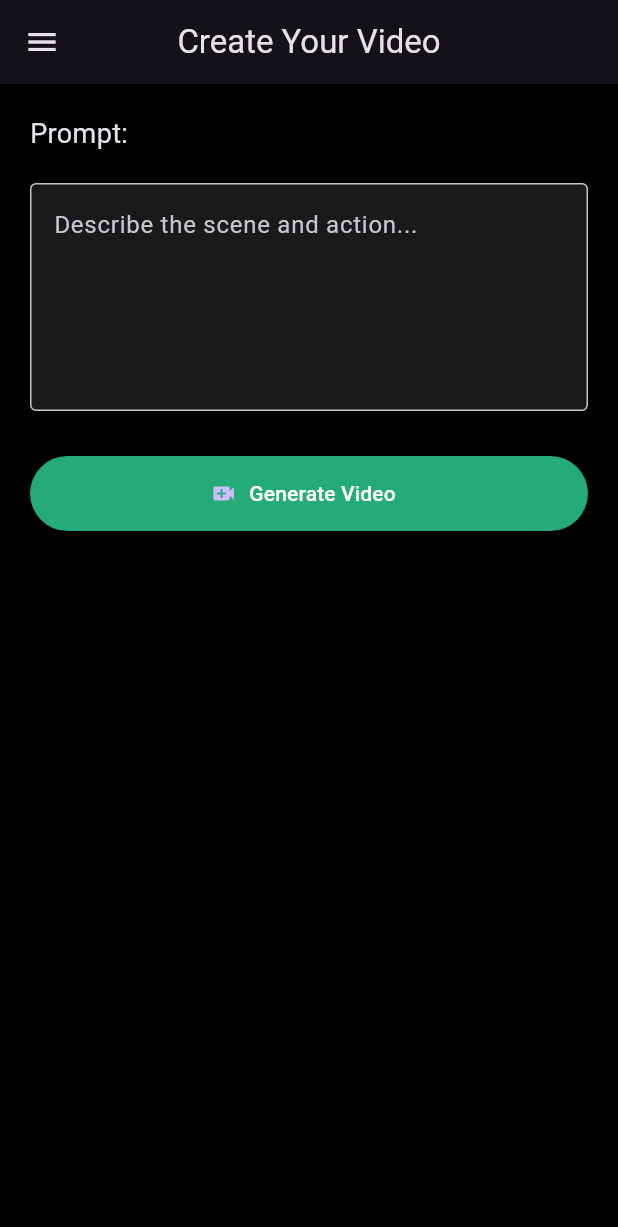
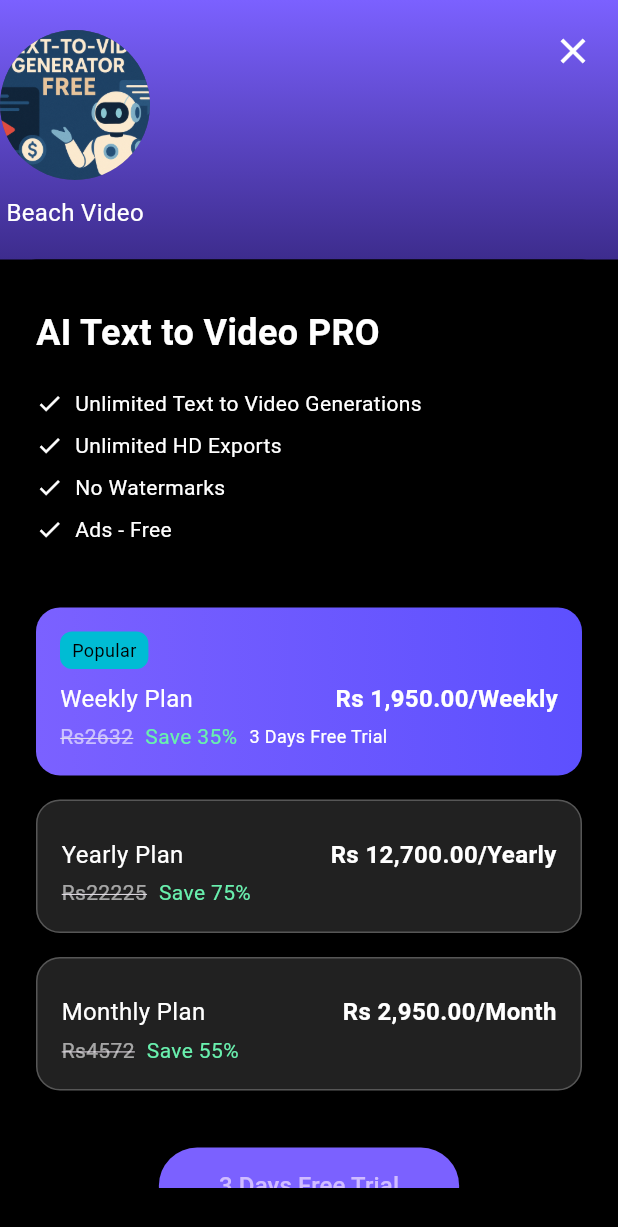
Before and after one commit to QadeerAnjum/text2video_genrator, a Flutter app: the screen it shows after launch, on a phone screen of 412 x 824 dp. Shown: the top 1227 px of the screen. Run offline on Flutter 3.47's test engine with Material 3 defaults, Android fonts, the phone set to English and light mode, and no system bars; missing offline and left inert: clerk_flutter.

Commit message:
payment page added

```diff
--- a/lib/src/features/core/Screens/InputScreen.dart
+++ b/lib/src/features/core/Screens/InputScreen.dart
@@ -1,5 +1,6 @@
 import 'package:flutter/material.dart';
 import 'package:clerk_flutter/clerk_flutter.dart';
+import 'package:text2video_app/src/features/core/Screens/Paymentpage.dart';
 
 class InputScreen extends StatefulWidget {
   @override
@@ -8,7 +9,13 @@ class InputScreen extends StatefulWidget {
 
 class _InputScreenState extends State<InputScreen> {
   final TextEditingController _inputController = TextEditingController();
+  final TextEditingController _durationController = TextEditingController();
+
+  String _selectedAspectRatio = '16:9';
   bool isLoading = false;
+
+  // Add this state for payment overlay
+  bool _showPaymentPage = true; // show on app start
 
   void generateVideo() {
     setState(() => isLoading = true);
@@ -33,44 +40,43 @@ class _InputScreenState extends State<InputScreen> {
     );
   }
 
+  void _closePaymentPage() {
+    setState(() {
+      _showPaymentPage = false;
+    });
+  }
+
+  @override
+  void dispose() {
+    _inputController.dispose();
+    _durationController.dispose();
+    super.dispose();
+  }
+
   @override
   Widget build(BuildContext context) {
-    return Scaffold(
+    return Stack(
+      children: [
+        // Main InputScreen UI
+        Scaffold(
           appBar: AppBar(
             title: Text('Create Your Video'),
             centerTitle: true,
-        actions: [
-          // You can uncomment this if you want sign in/out buttons in the app bar
-          // ClerkAuthBuilder(
-          //   signedInBuilder: (context, authState) {
-          //     return IconButton(
-          //       icon: Icon(Icons.logout),
-          //       onPressed: () async {
-          //         await authState.signOut();
-          //         ScaffoldMessenger.of(context).showSnackBar(
-          //           SnackBar(content: Text('Logged out')),
-          //         );
-          //       },
-          //       tooltip: 'Sign out',
-          //     );
-          //   },
-          //   signedOutBuilder: (context, authState) {
-          //     return TextButton(
-          //       onPressed: () => _showLoginDialog(context),
-          //       child: Text("Login", style: TextStyle(color: Colors.green)),
-          //     );
-          //   },
-          // ),
-        ],
           ),
           drawer: AppDrawer(showLoginDialog: _showLoginDialog),
-      body: Padding(
-        padding: const EdgeInsets.all(20),
+          body: LayoutBuilder(
+            builder: (context, constraints) {
+              return SingleChildScrollView(
+                padding: EdgeInsets.all(20),
+                child: Center(
+                  child: ConstrainedBox(
+                    constraints: BoxConstraints(maxWidth: 700),
                     child: Column(
                       crossAxisAlignment: CrossAxisAlignment.start,
                       children: [
+                        // ... your existing input screen widgets here ...
                         Text("Prompt:", style: TextStyle(fontSize: 18)),
-            SizedBox(height: 20),
+                        SizedBox(height: 10),
                         TextField(
                           controller: _inputController,
                           maxLines: 5,
@@ -79,34 +85,134 @@ class _InputScreenState extends State<InputScreen> {
                             border: OutlineInputBorder(),
                           ),
                         ),
+                        SizedBox(height: 20),
+                        Text("Video Duration (seconds):", style: TextStyle(fontSize: 16)),
+                        SizedBox(height: 10),
+                        TextField(
+                          controller: _durationController,
+                          keyboardType: TextInputType.number,
+                          decoration: InputDecoration(
+                            hintText: 'e.g. 10',
+                            border: OutlineInputBorder(),
+                          ),
+                        ),
+                        SizedBox(height: 20),
+                        Text("Aspect Ratio:", style: TextStyle(fontSize: 16)),
+                        SizedBox(height: 10),
+                        DropdownButtonFormField<String>(
+                          value: _selectedAspectRatio,
+                          items: ['16:9', '4:3', '1:1'].map((ratio) {
+                            return DropdownMenuItem(
+                              value: ratio,
+                              child: Text(ratio),
+                            );
+                          }).toList(),
+                          onChanged: (value) {
+                            setState(() => _selectedAspectRatio = value!);
+                          },
+                          decoration: InputDecoration(
+                            border: OutlineInputBorder(),
+                          ),
+                        ),
                         SizedBox(height: 30),
-            ElevatedButton.icon(
+                        // Gradient Button
+                        SizedBox(
+                          width: double.infinity,
+                          height: 50,
+                          child: ElevatedButton(
                             onPressed: isLoading ? null : generateVideo,
-              icon: isLoading
-                  ? SizedBox(
-                      width: 20,
-                      height: 20,
-                      child: CircularProgressIndicator(
+                            style: ElevatedButton.styleFrom(
+                              padding: EdgeInsets.zero,
+                              shape: RoundedRectangleBorder(
+                                borderRadius: BorderRadius.circular(8),
+                              ),
+                              backgroundColor: Colors.transparent,
+                              shadowColor: Colors.transparent,
+                            ),
+                            child: Ink(
+                              decoration: BoxDecoration(
+                                gradient: LinearGradient(
+                                  colors: [Color(0xFF25AB77), Color(0xFF1976D2)],
+                                  begin: Alignment.centerLeft,
+                                  end: Alignment.centerRight,
+                                ),
+                                borderRadius: BorderRadius.circular(8),
+                              ),
+                              child: Container(
+                                alignment: Alignment.center,
+                                child: isLoading
+                                    ? CircularProgressIndicator(color: Colors.white, strokeWidth: 2)
+                                    : Row(
+                                        mainAxisAlignment: MainAxisAlignment.center,
+                                        children: [
+                                          Icon(Icons.video_call, color: Colors.white),
+                                          SizedBox(width: 8),
+                                          Text(
+                                            'Generate Video',
+                                            style: TextStyle(color: Colors.white, fontSize: 16),
+                                          ),
+                                        ],
+                                      ),
+                              ),
+                            ),
+                          ),
+                        ),
+                        SizedBox(height: 30),
+
+                        if (_inputController.text.isNotEmpty && !isLoading)
+                          Stack(
+                            alignment: Alignment.center,
+                            children: [
+                              Container(
+                                height: 200,
+                                width: double.infinity,
+                                decoration: BoxDecoration(
+                                  color: Colors.grey.shade300,
+                                  borderRadius: BorderRadius.circular(12),
+                                ),
+                                child: Center(
+                                  child: Icon(
+                                    Icons.video_library,
+                                    size: 80,
+                                    color: Colors.grey.shade600,
+                                  ),
+                                ),
+                              ),
+                              Container(
+                                padding: EdgeInsets.symmetric(horizontal: 16, vertical: 12),
+                                decoration: BoxDecoration(
+                                  color: Colors.black.withOpacity(0.5),
+                                  borderRadius: BorderRadius.circular(12),
+                                ),
+                                child: Text(
+                                  _inputController.text,
+                                  style: TextStyle(
                                     color: Colors.white,
-                        strokeWidth: 2,
+                                    fontSize: 16,
                                   ),
-                    )
-                  : Icon(Icons.video_call),
-              label: Text(
-                isLoading ? 'Generating...' : 'Generate Video',
-                style: TextStyle(color: Colors.white),
-              ),
-              style: ElevatedButton.styleFrom(
-                minimumSize: Size(double.infinity, 50),
-                backgroundColor: Color(0xFF25AB77),
+                                  textAlign: TextAlign.center,
                                 ),
                               ),
                             ],
                           ),
+                      ],
                     ),
+                  ),
+                ),
+              );
+            },
+          ),
+        ),
+
+        // Payment overlay if shown
+        if (_showPaymentPage)
+          PaymentPage(onClose: _closePaymentPage),
+      ],
     );
   }
 }
+
+
 
 class AppDrawer extends StatelessWidget {
   final void Function(BuildContext) showLoginDialog;
@@ -146,7 +252,6 @@ class AppDrawer extends StatelessWidget {
               return Column(
                 mainAxisSize: MainAxisSize.min,
                 crossAxisAlignment: CrossAxisAlignment.stretch,
-
                 children: [
                   UserAccountsDrawerHeader(
                     decoration: BoxDecoration(color: Color(0xFF1E1E1E)),
--- /dev/null
+++ b/lib/src/features/core/Screens/Paymentpage.dart
@@ -0,0 +1,180 @@
+import 'package:flutter/material.dart';
+
+class PaymentPage extends StatelessWidget {
+  final VoidCallback onClose;
+
+  const PaymentPage({required this.onClose, Key? key}) : super(key: key);
+
+  @override
+  Widget build(BuildContext context) {
+    return Scaffold(
+      backgroundColor: Colors.black,
+      body: Column(
+        children: [
+          // Header Section
+        // Header Section
+Container(
+  width: double.infinity,
+  decoration: BoxDecoration(
+    gradient: LinearGradient(
+      colors: [Color(0xFF7B61FF), Color(0xFF3D2C8D)],
+      begin: Alignment.topCenter,
+      end: Alignment.bottomCenter,
+    ),
+  ),
+  padding: EdgeInsets.only(top: MediaQuery.of(context).padding.top + 20, bottom: 20),
+  child: Stack(
+    children: [
+      Column(
+        mainAxisAlignment: MainAxisAlignment.center,
+        children: [
+          CircleAvatar(
+            radius: 50,
+            backgroundImage: AssetImage('assets/text2video.png'),
+          ),
+          SizedBox(height: 10),
+          Text("Beach Video", style: TextStyle(color: Colors.white, fontSize: 16)),
+        ],
+      ),
+      Positioned(
+        top: 0,
+        right: 16,
+        child: GestureDetector(
+          onTap: onClose,
+          child: Icon(Icons.close, color: Colors.white, size: 28),
+        ),
+      ),
+    ],
+  ),
+),
+
+
+          // Bottom Scrollable Content
+          Expanded(
+            child: Container(
+              decoration: BoxDecoration(
+                color: Colors.black,
+                borderRadius: BorderRadius.vertical(top: Radius.circular(24)),
+              ),
+              padding: EdgeInsets.symmetric(horizontal: 24, vertical: 32),
+              child: SingleChildScrollView(
+                child: Column(
+                  crossAxisAlignment: CrossAxisAlignment.start,
+                  children: [
+                    Text("AI Text to Video PRO",
+                        style: TextStyle(
+                            color: Colors.white,
+                            fontSize: 24,
+                            fontWeight: FontWeight.bold)),
+                    SizedBox(height: 16),
+                    _buildFeature("Unlimited Text to Video Generations"),
+                    _buildFeature("Unlimited HD Exports"),
+                    _buildFeature("No Watermarks"),
+                    _buildFeature("Ads - Free"),
+                    SizedBox(height: 30),
+                    _buildPlanCard("Weekly Plan", "Rs 1,950.00/Weekly", "Rs2632", "Save 35%",
+                        isPopular: true, trial: true),
+                    _buildPlanCard("Yearly Plan", "Rs 12,700.00/Yearly", "Rs22225", "Save 75%"),
+                    _buildPlanCard("Monthly Plan", "Rs 2,950.00/Month", "Rs4572", "Save 55%"),
+                    SizedBox(height: 30),
+                    Center(
+                      child: ElevatedButton(
+                        onPressed: () {
+                          // Start trial
+                        },
+                        style: ElevatedButton.styleFrom(
+                          backgroundColor: Color(0xFF7B61FF),
+                          padding: EdgeInsets.symmetric(horizontal: 40, vertical: 14),
+                          shape: RoundedRectangleBorder(borderRadius: BorderRadius.circular(30)),
+                        ),
+                        child: Text("3 Days Free Trial", style: TextStyle(fontSize: 16)),
+                      ),
+                    ),
+                    SizedBox(height: 20),
+                    Text(
+                      "After 3-days free trial period you'll be charged Rs 1,950.00/Weekly unless you cancel before the trial expired. This Subscription is Auto-Renewable. Secured by PlayStore",
+                      style: TextStyle(color: Colors.white70, fontSize: 12),
+                      textAlign: TextAlign.center,
+                    ),
+                    SizedBox(height: 20),
+                    Row(
+                      mainAxisAlignment: MainAxisAlignment.center,
+                      children: [
+                        Text("Term & Conditions", style: TextStyle(color: Colors.white70, fontSize: 12)),
+                        SizedBox(width: 20),
+                        Text("Privacy Policy", style: TextStyle(color: Colors.white70, fontSize: 12)),
+                      ],
+                    )
+                  ],
+                ),
+              ),
+            ),
+          ),
+        ],
+      ),
+    );
+  }
+
+  Widget _buildFeature(String text) {
+    return Padding(
+      padding: const EdgeInsets.symmetric(vertical: 4),
+      child: Row(
+        children: [
+          Icon(Icons.check, color: Colors.white, size: 18),
+          SizedBox(width: 8),
+          Text(text, style: TextStyle(color: Colors.white)),
+        ],
+      ),
+    );
+  }
+
+  Widget _buildPlanCard(String title, String price, String oldPrice, String discount,
+      {bool isPopular = false, bool trial = false}) {
+    return Container(
+      margin: EdgeInsets.symmetric(vertical: 8),
+      padding: EdgeInsets.all(16),
+      decoration: BoxDecoration(
+        gradient: isPopular
+            ? LinearGradient(colors: [Color(0xFF7B61FF), Color(0xFF5D50FE)])
+            : null,
+        color: isPopular ? null : Colors.grey[900],
+        borderRadius: BorderRadius.circular(16),
+        border: isPopular ? null : Border.all(color: Colors.white24),
+      ),
+      child: Column(
+        crossAxisAlignment: CrossAxisAlignment.start,
+        children: [
+          if (isPopular)
+            Container(
+              padding: EdgeInsets.symmetric(horizontal: 8, vertical: 4),
+              decoration: BoxDecoration(
+                  color: Colors.cyan, borderRadius: BorderRadius.circular(8)),
+              child: Text("Popular", style: TextStyle(fontSize: 12, color: Colors.black)),
+            ),
+          SizedBox(height: 8),
+          Row(
+            mainAxisAlignment: MainAxisAlignment.spaceBetween,
+            children: [
+              Text(title, style: TextStyle(color: Colors.white, fontSize: 16)),
+              Text(price,
+                  style: TextStyle(color: Colors.white, fontWeight: FontWeight.bold, fontSize: 16)),
+            ],
+          ),
+          SizedBox(height: 4),
+          Row(
+            children: [
+              Text(oldPrice,
+                  style: TextStyle(color: Colors.white60, decoration: TextDecoration.lineThrough)),
+              SizedBox(width: 8),
+              Text(discount, style: TextStyle(color: Colors.greenAccent)),
+              if (trial) ...[
+                SizedBox(width: 8),
+                Text("3 Days Free Trial", style: TextStyle(color: Colors.white, fontSize: 12)),
+              ]
+            ],
+          )
+        ],
+      ),
+    );
+  }
+}
```
Also changed, not shown: pubspec.yaml (+12 -1 lines), assets/text2video.png (added), pubspec.lock, 1 other file. Lines whose indentation alone changed are shown as unchanged.
